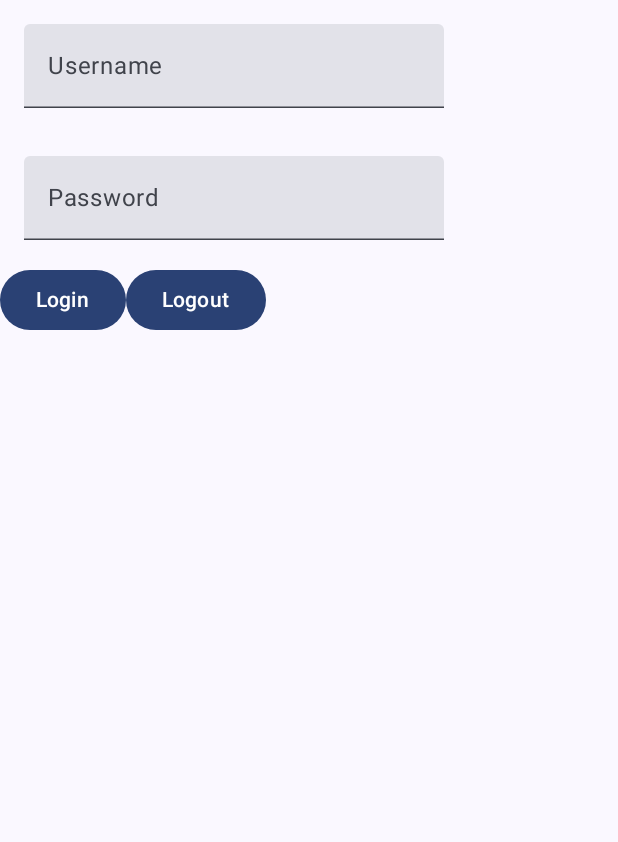
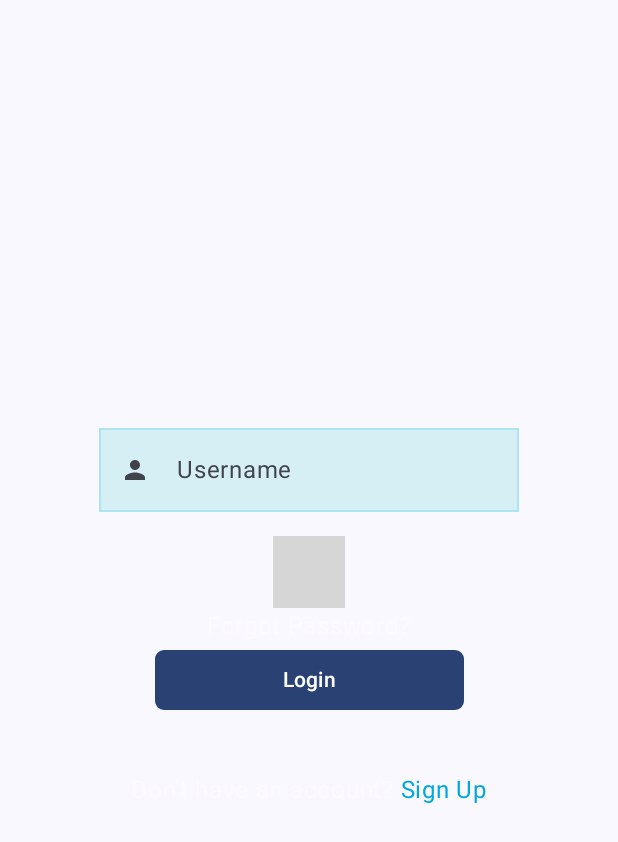
Before and after one commit to skartik-sk/quikpik-app, an Android app built with Jetpack Compose: the screen it shows after launch (MainActivity), on a phone screen of 412 x 824 dp. Shown: the top 842 px of the screen. Run offline under Robolectric (Android 15) with nearby library versions, the phone set to English and light mode, and no system bars; our stand-ins replace Dagger/Hilt's generated code; libraries missing offline, so code that uses them is left out: compose.icons, compose.icons.lineawesomeicons; 1 statement that could not run was skipped; grey boxes are pictures that could not be loaded.

Commit message:
Completed Login Page

```diff
--- a/app/build.gradle.kts
+++ b/app/build.gradle.kts
@@ -90,8 +90,8 @@ dependencies {
     // ViewModel utilities for Compose
     implementation(libs.androidx.lifecycle.viewmodel.compose)
 
-
-
+    //iconsw
+    implementation("br.com.devsrsouza.compose.icons.android:line-awesome:1.0.0")
 
 }
 
--- /dev/null
+++ b/app/src/main/java/com/example/quikpik/presentation/components/Textfield.kt
@@ -0,0 +1,47 @@
+package com.example.quikpik.presentation.components
+
+import android.R.attr.contentDescription
+import androidx.compose.foundation.border
+import androidx.compose.foundation.layout.padding
+import androidx.compose.foundation.layout.size
+import androidx.compose.material.icons.Icons
+import androidx.compose.material.icons.filled.Person
+import androidx.compose.material3.Text
+import androidx.compose.material3.TextField
+import androidx.compose.material3.TextFieldDefaults
+import androidx.compose.runtime.Composable
+import androidx.compose.runtime.MutableState
+import androidx.compose.ui.Modifier
+import androidx.compose.ui.graphics.Color
+import androidx.compose.ui.graphics.vector.ImageVector
+import androidx.compose.ui.unit.dp
+import com.example.quikpik.presentation.ui.theme.LightBlue
+import com.example.quikpik.presentation.ui.theme.SuperLightBlue
+
+@Composable
+fun PrimaryTextField(icon: ImageVector,lable:String ,username:  MutableState<String>) {
+   return TextField(
+
+        value = username.value,
+        onValueChange = { username.value  = it },
+        label = { Text(lable)  },
+        modifier = Modifier.padding(16.dp)
+            .border(1.dp, LightBlue,),
+        colors = TextFieldDefaults.colors().copy(
+            focusedContainerColor = SuperLightBlue,
+            unfocusedContainerColor = SuperLightBlue,
+
+            cursorColor = Color.Black
+        ),
+        leadingIcon = {
+            androidx.compose.material3.Icon(
+                modifier = Modifier.size(20.dp),
+                imageVector = icon,
+                contentDescription = "Username Icon"
+            )
+        },
+
+
+        )
+
+}
--- /dev/null
+++ b/app/src/main/java/com/example/quikpik/presentation/components/buttons.kt
@@ -0,0 +1,53 @@
+package com.example.quikpik.presentation.components
+
+import android.R.attr.enabled
+import android.R.attr.onClick
+import android.content.res.Configuration.UI_MODE_NIGHT_YES
+import androidx.compose.foundation.background
+import androidx.compose.foundation.layout.Row
+import androidx.compose.foundation.layout.fillMaxWidth
+import androidx.compose.foundation.shape.CircleShape
+import androidx.compose.foundation.shape.CornerSize
+import androidx.compose.foundation.shape.RoundedCornerShape
+import androidx.compose.material3.Button
+import androidx.compose.material3.ButtonDefaults
+import androidx.compose.material3.ColorScheme
+import androidx.compose.material3.MaterialTheme
+import androidx.compose.material3.Shapes
+import androidx.compose.material3.Text
+import androidx.compose.runtime.Composable
+import androidx.compose.ui.Modifier
+import androidx.compose.ui.draw.alpha
+import androidx.compose.ui.graphics.Color
+import androidx.compose.ui.tooling.preview.Preview
+import androidx.compose.ui.unit.dp
+import com.example.quikpik.presentation.ui.theme.QuikPikTheme
+
+@Composable
+fun PrimaryButton( text:String, onclick:()->Unit){
+    Button(
+        shape = RoundedCornerShape(15),
+        modifier = Modifier
+//            .background(color = Color.Black, shape = RoundedCornerShape(10.dp))
+            .fillMaxWidth(fraction = 0.5f),
+        onClick = onclick,
+    ) {
+        Text(text= text)
+    }
+
+}
+
+@Preview(showSystemUi = true,
+
+    )
+@Composable
+private fun PrePrimaryButton() {
+    QuikPikTheme {
+
+    Row {
+
+     PrimaryButton("Login") { }
+    }
+
+    }
+}
--- /dev/null
+++ b/app/src/main/java/com/example/quikpik/presentation/feature/auth/login/Page.kt
@@ -0,0 +1,120 @@
+package com.example.quikpik.presentation.feature.auth.login
+
+import android.R.attr.onClick
+import android.R.attr.text
+import android.util.Log
+import androidx.compose.foundation.background
+import androidx.compose.foundation.border
+import androidx.compose.foundation.layout.Arrangement
+import androidx.compose.foundation.layout.Box
+import androidx.compose.foundation.layout.Column
+import androidx.compose.foundation.layout.Row
+import androidx.compose.foundation.layout.Spacer
+import androidx.compose.foundation.layout.fillMaxHeight
+import androidx.compose.foundation.layout.fillMaxWidth
+import androidx.compose.foundation.layout.padding
+import androidx.compose.foundation.layout.size
+import androidx.compose.foundation.layout.width
+import androidx.compose.material.icons.Icons
+import androidx.compose.material.icons.filled.List
+import androidx.compose.material.icons.filled.Person
+import androidx.compose.material3.Button
+import androidx.compose.material3.MaterialTheme
+import androidx.compose.material3.Text
+import androidx.compose.material3.TextField
+import androidx.compose.material3.TextFieldColors
+import androidx.compose.material3.TextFieldDefaults
+import androidx.compose.runtime.Composable
+import androidx.compose.runtime.mutableStateOf
+import androidx.compose.runtime.remember
+import androidx.compose.ui.Alignment
+import androidx.compose.ui.Modifier
+import androidx.compose.ui.graphics.Color
+import androidx.compose.ui.text.SpanStyle
+import androidx.compose.ui.text.buildAnnotatedString
+import androidx.compose.ui.text.withStyle
+import androidx.compose.ui.tooling.preview.Preview
+import androidx.compose.ui.unit.dp
+import androidx.hilt.navigation.compose.hiltViewModel
+import com.example.quikpik.presentation.components.PrimaryButton
+import com.example.quikpik.presentation.components.PrimaryTextField
+import com.example.quikpik.presentation.ui.theme.LightBlue
+import com.example.quikpik.presentation.ui.theme.QuikPikTheme
+import com.example.quikpik.presentation.ui.theme.SuperLightBlue
+import com.example.quikpik.presentation.ui.theme.UserBlue
+import compose.icons.LineAwesomeIcons
+import compose.icons.lineawesomeicons.AccessibleIcon
+import compose.icons.lineawesomeicons.AsteriskSolid
+
+
+@Composable
+fun Login(
+//    loginViewModel: LoginViewModel = hiltViewModel()
+) {
+//    Log.d("Login", "Login: "+ loginViewModel.state.value)
+    val username = remember { mutableStateOf("") }
+    val password = remember { mutableStateOf("") }
+    Column(
+        verticalArrangement = Arrangement.Center,
+        horizontalAlignment = Alignment.CenterHorizontally,
+        modifier = Modifier.fillMaxWidth(1f).fillMaxHeight()
+    ) {
+        PrimaryTextField(Icons.Default.Person, "Username", username);
+        PrimaryTextField(LineAwesomeIcons.AsteriskSolid, "Password", password)
+        Text(
+            text = "Forgot Password?",
+            color = MaterialTheme.colorScheme.inverseOnSurface
+        )
+Row {
+
+    PrimaryButton ("Login")
+       {
+
+//            loginViewModel.login(username.value, password.value)
+
+
+        }
+
+}
+        Spacer(modifier = Modifier.size(5.dp))
+
+
+        Spacer(modifier = Modifier.size(16.dp))
+
+        Text(
+            modifier = Modifier.padding(16.dp),
+            color = Color.Black,
+            text = buildAnnotatedString {
+                withStyle(
+                    style = SpanStyle(
+                        color = MaterialTheme.colorScheme.inverseOnSurface
+                    )
+                ) {
+                    append("Don't have an account?")
+                }
+                withStyle(
+                    style = SpanStyle(
+                        color = UserBlue
+                    )
+                ) {
+                    append(" Sign Up")
+                }
+            }
+        )
+
+
+
+    }
+}
+
+
+@Preview(showBackground = true, showSystemUi = true,
+    backgroundColor = 0xFF000000
+)
+@Composable
+private fun PreLogin() {
+    QuikPikTheme{
+
+    Login()
+    }
+}
--- a/app/src/main/java/com/example/quikpik/presentation/screens/login/loginState.kt
+++ b/app/src/main/java/com/example/quikpik/presentation/feature/auth/login/loginState.kt
@@ -1,4 +1,4 @@
-package com.example.quikpik.presentation.screens.login
+package com.example.quikpik.presentation.feature.auth.login
 
 
 data class LoginState(
--- a/app/src/main/java/com/example/quikpik/presentation/screens/login/loginViewModel.kt
+++ b/app/src/main/java/com/example/quikpik/presentation/feature/auth/login/loginViewModel.kt
@@ -1,4 +1,4 @@
-package com.example.quikpik.presentation.screens.login
+package com.example.quikpik.presentation.feature.auth.login
 
 import androidx.compose.runtime.mutableStateOf
 import androidx.lifecycle.ViewModel
--- a/app/src/main/java/com/example/quikpik/presentation/screens/login/Page.kt
+++ /dev/null
@@ -1,70 +0,0 @@
-package com.example.quikpik.presentation.screens.login
-
-import android.util.Log
-import androidx.compose.foundation.layout.Column
-import androidx.compose.foundation.layout.Row
-import androidx.compose.foundation.layout.padding
-import androidx.compose.material3.Button
-import androidx.compose.material3.Text
-import androidx.compose.material3.TextField
-import androidx.compose.runtime.Composable
-import androidx.compose.runtime.mutableStateOf
-import androidx.compose.runtime.remember
-import androidx.compose.ui.Modifier
-import androidx.compose.ui.unit.dp
-import androidx.hilt.navigation.compose.hiltViewModel
-import com.example.quikpik.domain.usecase.AuthUseCases
-import kotlinx.coroutines.GlobalScope
-import kotlinx.coroutines.launch
-
-
-@Composable
-fun Login(
-    loginViewModel: LoginViewModel = hiltViewModel()
-) {
-    Log.d("Login", "Login: "+ loginViewModel.state.value)
-    val username = remember { mutableStateOf("") }
-    val password = remember { mutableStateOf("") }
-    Text(text = "Login !", modifier = Modifier.padding(16.dp))
-    Column {
-
-        TextField(
-            value = username.value,
-            onValueChange = { username.value = it },
-            label = { Text("Username") },
-            modifier = Modifier.padding(16.dp)
-
-        )
-        TextField(
-            value = password.value,
-            onValueChange = { password.value = it },
-            label = { Text("Password") },
-            modifier = Modifier.padding(16.dp)
-
-        )
-Row {
-
-
-    Button(
-        onClick = {
-
-            loginViewModel.login(username.value, password.value)
-
-
-        }
-    ) {
-        Text("Login")
-    }
-    Button(
-        onClick = {
-
-            loginViewModel.logout()
-
-
-        }
-    ) {
-        Text("Logout")
-    }
-}
-    }
-}
--- a/app/src/main/java/com/example/quikpik/presentation/ui/theme/Color.kt
+++ b/app/src/main/java/com/example/quikpik/presentation/ui/theme/Color.kt
@@ -6,6 +6,11 @@ val Purple80 = Color(0xFFD0BCFF)
 val PurpleGrey80 = Color(0xFFCCC2DC)
 val Pink80 = Color(0xFFEFB8C8)
 
+val UserBlue = Color(0xff00a7e1)
+val LightBlue = Color(0xFFACE5EF)
+val SuperLightBlue = Color(0xD5D0EEF3)
+val Red = Color(0xffef233c)
+
 val Purple40 = Color(0xFF6650a4)
 val PurpleGrey40 = Color(0xFF625b71)
 val Pink40 = Color(0xFF7D5260)
--- a/app/src/main/java/com/example/quikpik/presentation/ui/theme/Theme.kt
+++ b/app/src/main/java/com/example/quikpik/presentation/ui/theme/Theme.kt
@@ -3,6 +3,7 @@ package com.example.quikpik.presentation.ui.theme
 import android.os.Build
 import androidx.compose.foundation.isSystemInDarkTheme
 import androidx.compose.material3.MaterialTheme
+import androidx.compose.material3.TextFieldDefaults
 import androidx.compose.material3.darkColorScheme
 import androidx.compose.material3.dynamicDarkColorScheme
 import androidx.compose.material3.dynamicLightColorScheme
@@ -11,26 +12,28 @@ import androidx.compose.runtime.Composable
 import androidx.compose.ui.platform.LocalContext
 
 private val DarkColorScheme = darkColorScheme(
-    primary = Purple80,
+    primary = LightBlue,
     secondary = PurpleGrey80,
     tertiary = Pink80
 )
 
 private val LightColorScheme = lightColorScheme(
-    primary = Purple40,
+    primary = UserBlue,
     secondary = PurpleGrey40,
-    tertiary = Pink40
+    tertiary = Pink40,
+    surfaceContainerLow = LightBlue
 
     /* Other default colors to override
     background = Color(0xFFFFFBFE),
+    onPrimary = Color.White,
     surface = Color(0xFFFFFBFE),
-    onPrimary = Color.White,
     onSecondary = Color.White,
     onTertiary = Color.White,
     onBackground = Color(0xFF1C1B1F),
     onSurface = Color(0xFF1C1B1F),
     */
 )
+
 
 @Composable
 fun QuikPikTheme(
@@ -52,6 +55,8 @@ fun QuikPikTheme(
     MaterialTheme(
         colorScheme = colorScheme,
         typography = Typography,
-        content = content
+        content = content,
+
+
     )
 }
```
Also changed, not shown: app/src/main/java/com/example/quikpik/presentation/MainActivity.kt (+1 -20 lines).
